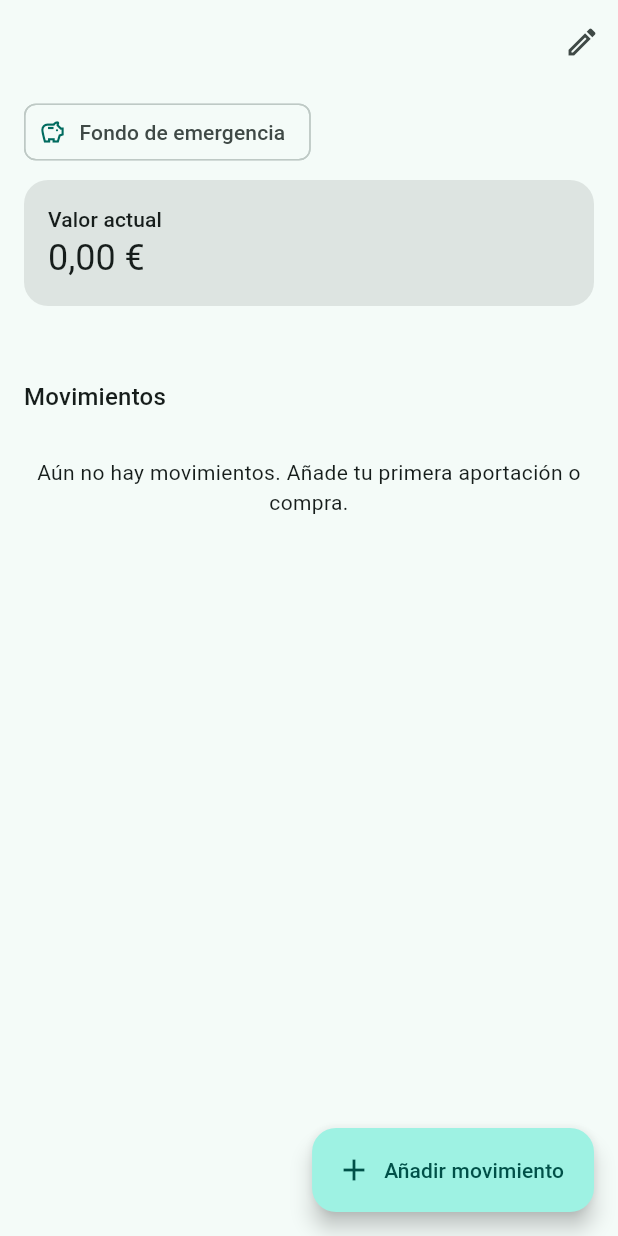
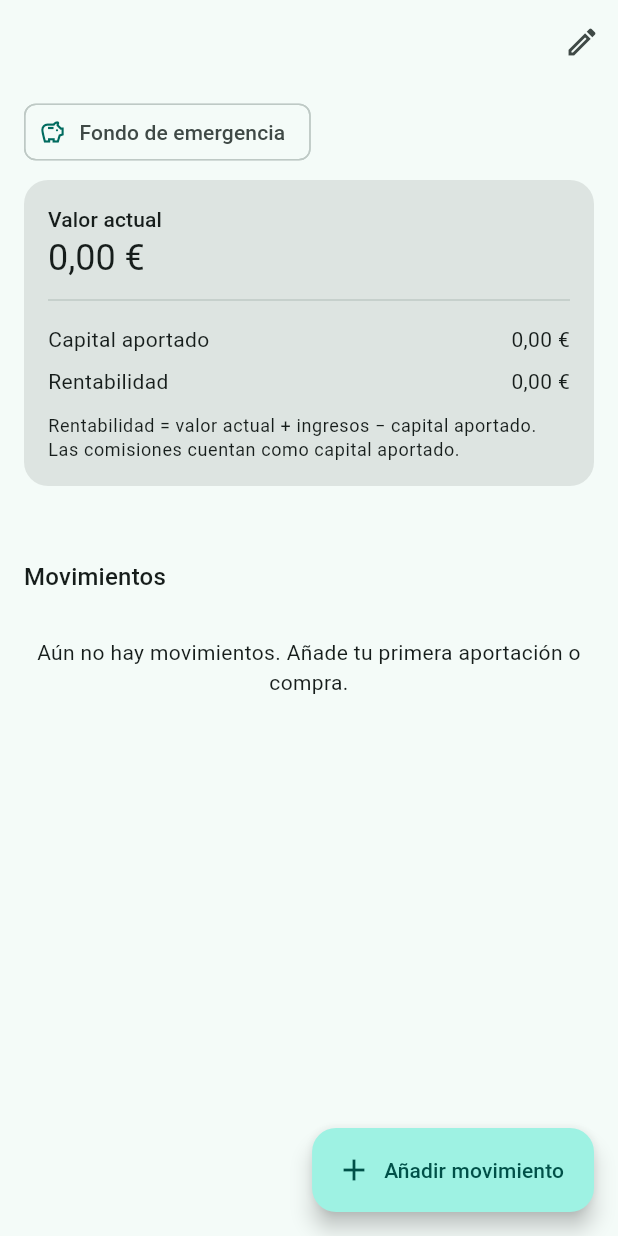
Before and after one commit to alioli97/InvestYoung, a Flutter app: the _AssetDetail screen opened directly with empty values, on a phone screen of 412 x 824 dp. Run offline on Flutter 3.47's test engine with Material 3 defaults, Android fonts, the phone set to English and light mode, and no system bars; our stand-ins replace decimal, drift, drift_flutter, flutter_riverpod, go_router, riverpod_annotation; accounts and stored records are empty; generated files the repository leaves out were written again.

Commit message:
feat(investments): show contributed capital, value, return and holdings (#14)
- Asset metrics card: current value, net contributed, income, return
  (€ and %), units and average purchase price for equity/crypto, plus a
  short explanation of how the return is calculated
- Total card shows the contributed capital
- Unit price formatter with extra decimals for prices under 1 €
- Tests: close the test database after unmounting, so a failing widget
  test no longer hangs the suite

Co-authored-by: Claude Opus 5.5 <noreply@anthropic.com>

```diff
--- a/lib/features/investments/presentation/widgets/asset_metrics_card.dart
+++ b/lib/features/investments/presentation/widgets/asset_metrics_card.dart
@@ -6,7 +6,8 @@ import '../../domain/asset_metrics.dart';
 import '../../domain/investment_enums.dart';
 import 'return_text.dart';
 
-/// Current value and return of an asset.
+/// Metrics of an asset (docs/SPEC.md §6): value, contributed capital,
+/// income, return and, for Equities and Crypto, units and average price.
 class AssetMetricsCard extends StatelessWidget {
   const AssetMetricsCard({
     super.key,
@@ -17,9 +18,14 @@ class AssetMetricsCard extends StatelessWidget {
   final AssetCategory category;
   final AssetMetrics metrics;
 
+  bool get _showHoldings =>
+      category == AssetCategory.equity || category == AssetCategory.crypto;
+
   @override
   Widget build(BuildContext context) {
+    final l10n = context.l10n;
     final theme = Theme.of(context);
+    final avgPrice = metrics.averagePurchasePriceCents;
     return Card(
       color: theme.colorScheme.surfaceContainerHighest,
       child: Padding(
@@ -28,21 +34,70 @@ class AssetMetricsCard extends StatelessWidget {
           crossAxisAlignment: CrossAxisAlignment.start,
           children: [
             Text(
-              context.l10n.investmentsCurrentValue,
+              l10n.investmentsCurrentValue,
               style: theme.textTheme.labelLarge,
             ),
             Text(
               context.formatCurrency(metrics.currentValueCents),
               style: theme.textTheme.headlineSmall,
             ),
-            if (metrics.hasActivity)
-              ReturnText(
+            const Divider(height: 24),
+            _MetricRow(
+              label: l10n.investmentsNetContributed,
+              value: Text(context.formatCurrency(metrics.netContributedCents)),
+            ),
+            if (metrics.incomeCents != 0)
+              _MetricRow(
+                label: l10n.investmentsIncome,
+                value: Text(context.formatCurrency(metrics.incomeCents)),
+              ),
+            _MetricRow(
+              label: l10n.investmentsReturn,
+              value: ReturnText(
                 returnCents: metrics.returnCents,
                 ratio: metrics.returnRatio,
               ),
+            ),
+            if (_showHoldings) ...[
+              _MetricRow(
+                label: l10n.investmentsHoldings,
+                value: Text(context.formatQuantity(metrics.holdings)),
+              ),
+              if (avgPrice != null)
+                _MetricRow(
+                  label: l10n.investmentsAveragePrice,
+                  value: Text(context.formatUnitPrice(avgPrice)),
+                ),
+            ],
+            const SizedBox(height: 8),
+            Text(
+              l10n.investmentsReturnExplanation,
+              style: theme.textTheme.bodySmall,
+            ),
           ],
         ),
       ),
     );
   }
 }
+
+class _MetricRow extends StatelessWidget {
+  const _MetricRow({required this.label, required this.value});
+
+  final String label;
+  final Widget value;
+
+  @override
+  Widget build(BuildContext context) {
+    return Padding(
+      padding: const EdgeInsets.symmetric(vertical: 4),
+      child: Row(
+        children: [
+          Expanded(child: Text(label)),
+          const SizedBox(width: 8),
+          value,
+        ],
+      ),
+    );
+  }
+}
--- a/lib/l10n/app_ca.arb
+++ b/lib/l10n/app_ca.arb
@@ -179,5 +179,12 @@
   "investmentsFieldNote": "Nota",
   "investmentsAmountPositive": "L'import ha de ser més gran que 0",
   "investmentsSellTooMuch": "Només tens {available} unitats",
-  "investmentsUnits": "{quantity} u."
+  "investmentsUnits": "{quantity} u.",
+  "investmentsNetContributed": "Capital aportat",
+  "investmentsContributedShort": "Aportat: {amount}",
+  "investmentsIncome": "Dividends, cupons i interessos",
+  "investmentsReturn": "Rendibilitat",
+  "investmentsHoldings": "Unitats",
+  "investmentsAveragePrice": "Preu mitjà de compra",
+  "investmentsReturnExplanation": "Rendibilitat = valor actual + ingressos − capital aportat. Les comissions compten com a capital aportat."
 }
--- a/lib/l10n/app_localizations.dart
+++ b/lib/l10n/app_localizations.dart
@@ -1182,6 +1182,48 @@ abstract class AppLocalizations {
   /// In es, this message translates to:
   /// **'{quantity} uds.'**
   String investmentsUnits(String quantity);
+
+  /// Net contributed capital label.
+  ///
+  /// In es, this message translates to:
+  /// **'Capital aportado'**
+  String get investmentsNetContributed;
+
+  /// Net contributed in the total card.
+  ///
+  /// In es, this message translates to:
+  /// **'Aportado: {amount}'**
+  String investmentsContributedShort(String amount);
+
+  /// Income received label.
+  ///
+  /// In es, this message translates to:
+  /// **'Dividendos, cupones e intereses'**
+  String get investmentsIncome;
+
+  /// Return label.
+  ///
+  /// In es, this message translates to:
+  /// **'Rentabilidad'**
+  String get investmentsReturn;
+
+  /// Holdings label.
+  ///
+  /// In es, this message translates to:
+  /// **'Unidades'**
+  String get investmentsHoldings;
+
+  /// Average purchase price label.
+  ///
+  /// In es, this message translates to:
+  /// **'Precio medio de compra'**
+  String get investmentsAveragePrice;
+
+  /// Explains how the return is calculated.
+  ///
+  /// In es, this message translates to:
+  /// **'Rentabilidad = valor actual + ingresos − capital aportado. Las comisiones cuentan como capital aportado.'**
+  String get investmentsReturnExplanation;
 }
 
 class _AppLocalizationsDelegate
--- a/lib/l10n/app_localizations_es.dart
+++ b/lib/l10n/app_localizations_es.dart
@@ -600,4 +600,28 @@ class AppLocalizationsEs extends AppLocalizations {
   String investmentsUnits(String quantity) {
     return '$quantity uds.';
   }
+
+  @override
+  String get investmentsNetContributed => 'Capital aportado';
+
+  @override
+  String investmentsContributedShort(String amount) {
+    return 'Aportado: $amount';
+  }
+
+  @override
+  String get investmentsIncome => 'Dividendos, cupones e intereses';
+
+  @override
+  String get investmentsReturn => 'Rentabilidad';
+
+  @override
+  String get investmentsHoldings => 'Unidades';
+
+  @override
+  String get investmentsAveragePrice => 'Precio medio de compra';
+
+  @override
+  String get investmentsReturnExplanation =>
+      'Rentabilidad = valor actual + ingresos − capital aportado. Las comisiones cuentan como capital aportado.';
 }
```
Also changed, not shown: lib/core/l10n/formatters.dart (+14 -0 lines), lib/features/investments/presentation/widgets/total_card.dart (+8 -1 lines), lib/l10n/app_es.arb (+33 -0 lines), lib/l10n/app_localizations_ca.dart (+24 -0 lines), 6 other files.
